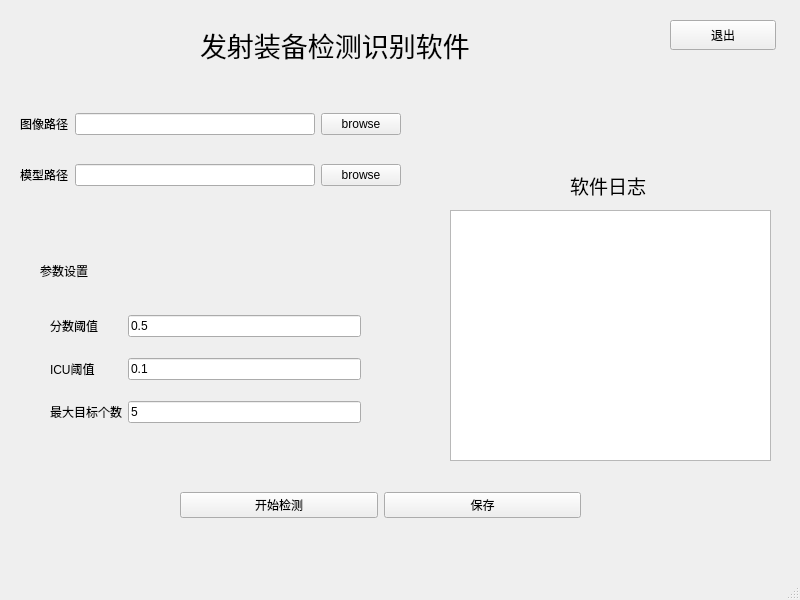
This is v1/detection.ui in chongkuiqi/FTRP_app as Qt 5 draws it before an edit. The edited form follows.
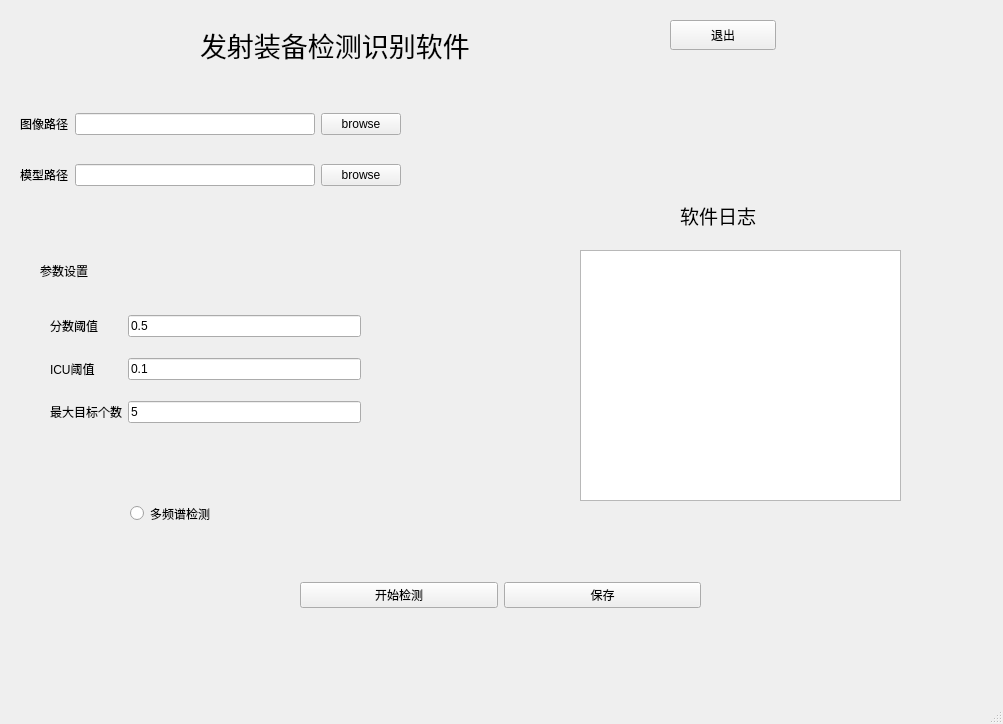
This is the edited form.

Commit message: add MS_detection

```diff
--- a/v1/detection.ui
+++ b/v1/detection.ui
@@ -6,8 +6,8 @@
    <rect>
     <x>0</x>
     <y>0</y>
-    <width>800</width>
-    <height>600</height>
+    <width>1003</width>
+    <height>724</height>
    </rect>
   </property>
   <property name="windowTitle">
@@ -62,8 +62,8 @@
    <widget class="QTextBrowser" name="text_log">
     <property name="geometry">
      <rect>
-      <x>450</x>
-      <y>210</y>
+      <x>580</x>
+      <y>250</y>
       <width>321</width>
       <height>251</height>
      </rect>
@@ -72,8 +72,8 @@
    <widget class="QLabel" name="label_log">
     <property name="geometry">
      <rect>
-      <x>570</x>
-      <y>170</y>
+      <x>680</x>
+      <y>200</y>
       <width>101</width>
       <height>31</height>
      </rect>
@@ -82,7 +82,7 @@
      <string>&lt;html&gt;&lt;head/&gt;&lt;body&gt;&lt;p&gt;&lt;span style=&quot; font-size:14pt;&quot;&gt;软件日志&lt;/span&gt;&lt;/p&gt;&lt;/body&gt;&lt;/html&gt;</string>
     </property>
    </widget>
-   <widget class="QWidget" name="">
+   <widget class="QWidget" name="layoutWidget">
     <property name="geometry">
      <rect>
       <x>20</x>
@@ -128,7 +128,7 @@
      </item>
     </layout>
    </widget>
-   <widget class="QWidget" name="">
+   <widget class="QWidget" name="layoutWidget">
     <property name="geometry">
      <rect>
       <x>50</x>
@@ -182,11 +182,11 @@
      </item>
     </layout>
    </widget>
-   <widget class="QWidget" name="">
+   <widget class="QWidget" name="layoutWidget">
     <property name="geometry">
      <rect>
-      <x>180</x>
-      <y>480</y>
+      <x>300</x>
+      <y>570</y>
       <width>401</width>
       <height>51</height>
      </rect>
@@ -208,6 +208,19 @@
      </item>
     </layout>
    </widget>
+   <widget class="QRadioButton" name="bu_MS_detection">
+    <property name="geometry">
+     <rect>
+      <x>130</x>
+      <y>500</y>
+      <width>133</width>
+      <height>27</height>
+     </rect>
+    </property>
+    <property name="text">
+     <string>多频谱检测</string>
+    </property>
+   </widget>
   </widget>
   <widget class="QMenuBar" name="menubar">
    <property name="geometry">
```
Left out of the diff: 2 changed lines with no effect on the pictures. The commit also changes 16 other files.
